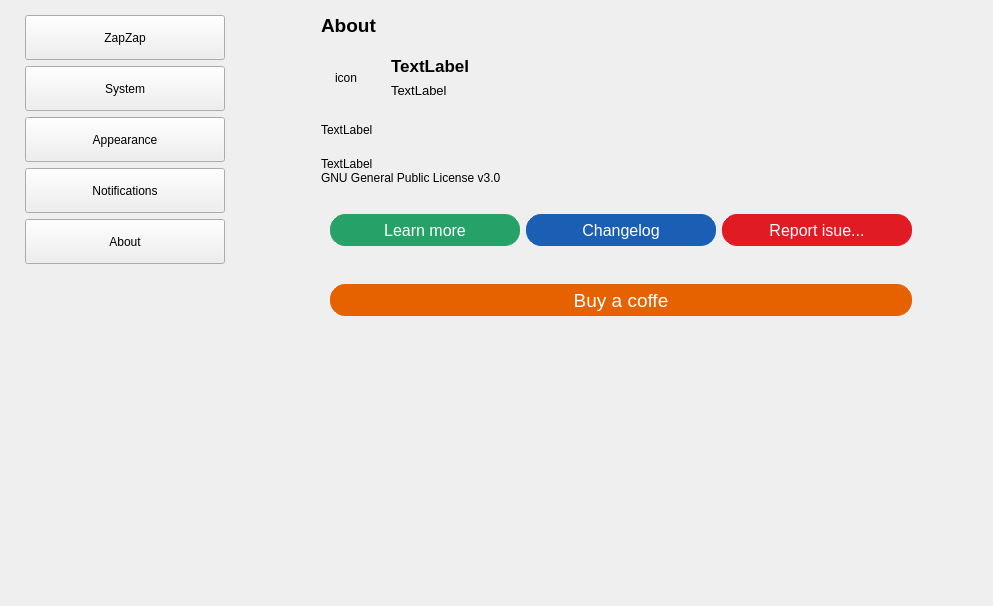
rafatosta/zapzap, file zapzap/view/settings.ui: the form before one commit.
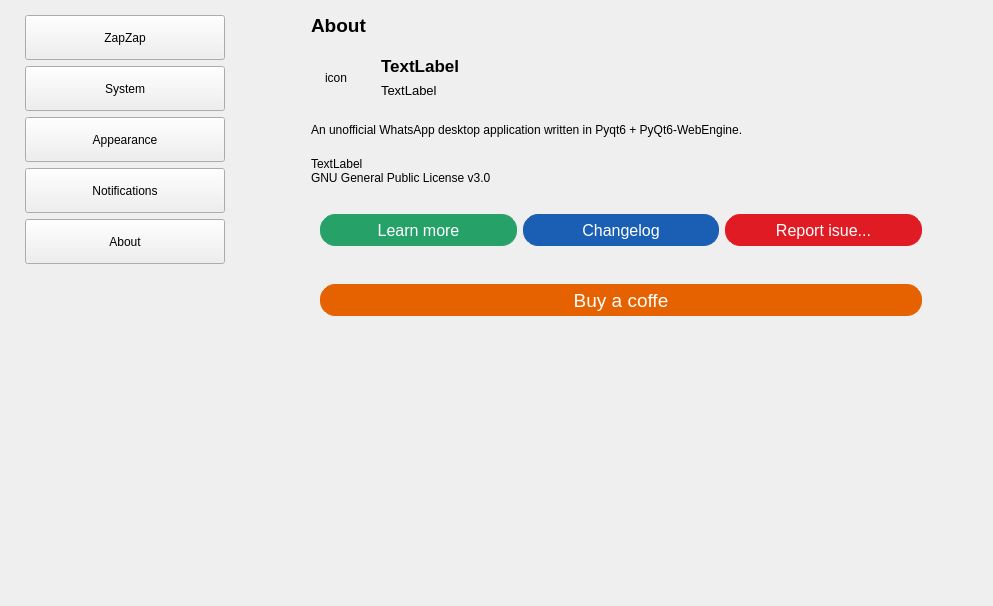
The form after the commit.

```diff
--- a/zapzap/view/settings.ui
+++ b/zapzap/view/settings.ui
@@ -1379,13 +1379,13 @@
             <widget class="QFrame" name="frame">
              <property name="minimumSize">
               <size>
-               <width>600</width>
+               <width>620</width>
                <height>0</height>
               </size>
              </property>
              <property name="maximumSize">
               <size>
-               <width>600</width>
+               <width>620</width>
                <height>16777215</height>
               </size>
              </property>
@@ -1475,7 +1475,7 @@
               <item>
                <widget class="QLabel" name="desc_app">
                 <property name="text">
-                 <string>TextLabel</string>
+                 <string>An unofficial WhatsApp desktop application written in Pyqt6 + PyQt6-WebEngine.</string>
                 </property>
                </widget>
               </item>
@@ -1502,6 +1502,18 @@
               </item>
               <item>
                <widget class="QFrame" name="frame_about_btns">
+                <property name="minimumSize">
+                 <size>
+                  <width>620</width>
+                  <height>0</height>
+                 </size>
+                </property>
+                <property name="maximumSize">
+                 <size>
+                  <width>620</width>
+                  <height>16777215</height>
+                 </size>
+                </property>
                 <property name="styleSheet">
                  <string notr="true">#frame_about_btns .QPushButton {
 	color: rgb(255, 255, 255);	
@@ -1571,6 +1583,18 @@
               </item>
               <item>
                <widget class="QFrame" name="frame_buy_btn">
+                <property name="minimumSize">
+                 <size>
+                  <width>620</width>
+                  <height>0</height>
+                 </size>
+                </property>
+                <property name="maximumSize">
+                 <size>
+                  <width>620</width>
+                  <height>16777215</height>
+                 </size>
+                </property>
                 <property name="styleSheet">
                  <string notr="true">#frame_buy_btn .QPushButton {
 	color: rgb(255, 255, 255);
```
Left out of the diff: 20 changed lines with no effect on the pictures.
